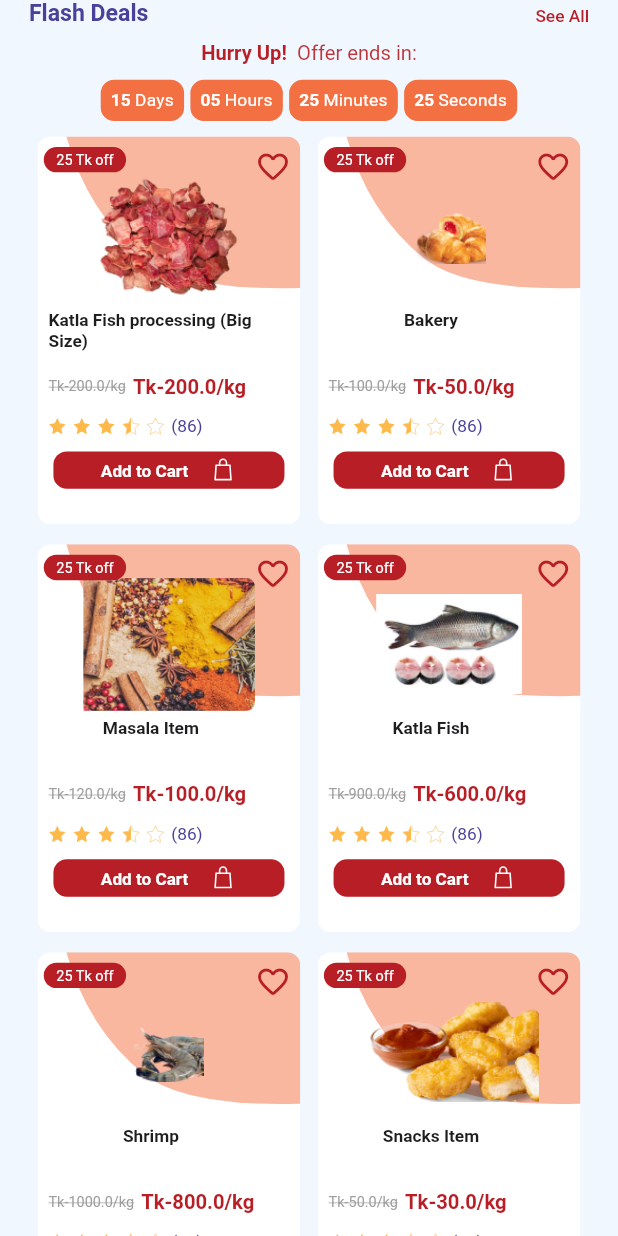
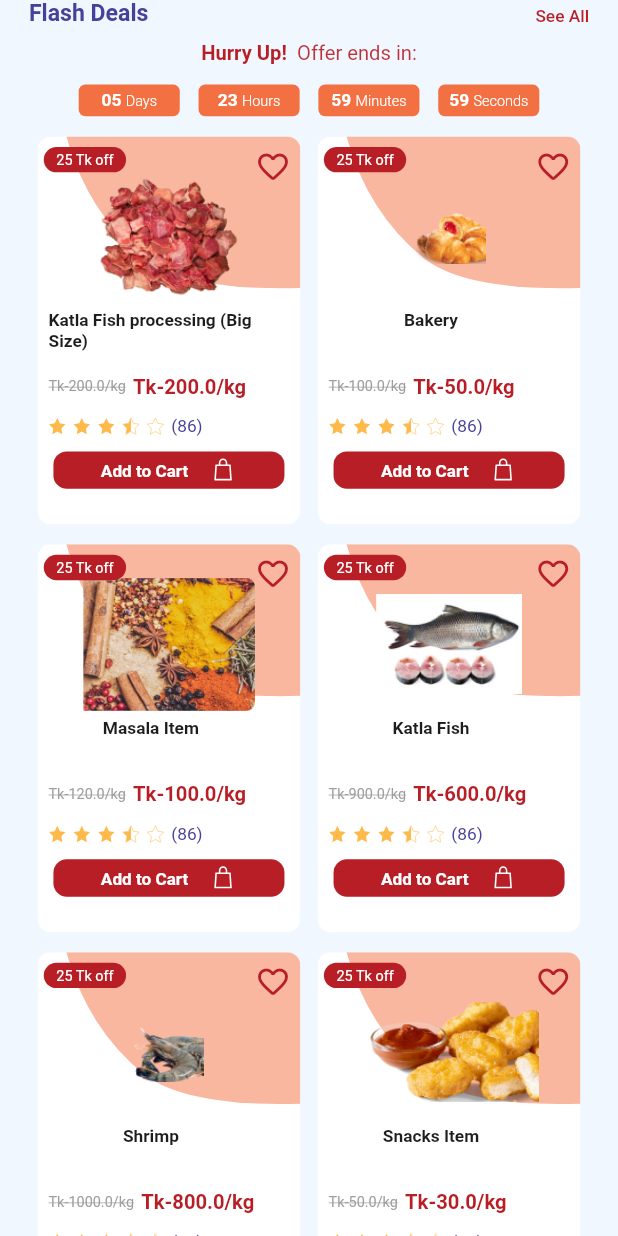
Before and after one commit to Sabuj-Kumar/ecomarce_project_masala_bazar, a Flutter app: the FlashDeals widget shown alone on an empty page, opened directly, on a phone screen of 412 x 824 dp. Run offline on Flutter 3.47's test engine with Material 2 defaults, Android fonts, the phone set to English and light mode, and no system bars; our stand-ins replace badges, carousel_slider, connectivity, fluro, flutter_otp_text_field, flutter_screenutil and 7 more; accounts and stored records are empty; generated files the repository leaves out were written again; project files that could hold a hidden picture were left out.

Commit message:
CountDown Time

```diff
--- a/lib/config/theme_config.dart
+++ b/lib/config/theme_config.dart
@@ -27,3 +27,4 @@ const categoryTileCurve = 10.0;
 const bannerTileCurve = 10.0;
 const buttonCurve = 10.0;
 const searchCurve = 10.0;
+const counterCurve = 5.0;
--- a/lib/pages/homePage/widget/flash_deals.dart
+++ b/lib/pages/homePage/widget/flash_deals.dart
@@ -1,4 +1,5 @@
 import 'package:efgecom/pages/homePage/widget/product_tile.dart';
+import 'package:efgecom/pages/notification/widget/count_down_time.dart';
 import 'package:flutter/material.dart';
 import 'package:flutter_screenutil/flutter_screenutil.dart';
 
@@ -139,42 +140,11 @@ class _FlashDealsState extends State<FlashDeals> {
           SizedBox(
             height: 10.h,
           ),
-          SizedBox(
+          Container(
             height: 34.h,
-            width: 297.w,
-            child: Row(
-                mainAxisAlignment: MainAxisAlignment.spaceEvenly,
-                children: List.generate(
-                  4,
-                  (index) => Padding(
-                    padding: EdgeInsets.symmetric(horizontal: 0.1.h),
-                    child: Container(
-                        decoration: BoxDecoration(
-                            color: offers,
-                            borderRadius: BorderRadius.circular(productTileCurve.r)),
-                        child: Padding(
-                          padding: EdgeInsets.all(7.0.w),
-                          child: RichText(
-                            text: TextSpan(children: [
-                              TextSpan(
-                                text: value[index] + " ",
-                                style: TextStyle(
-                                    color: Colors.white,
-                                    fontWeight: FontWeight.bold,
-                                    fontSize: 12.sp),
-                              ),
-                              TextSpan(
-                                text: time[index],
-                                style: TextStyle(
-                                    color: Colors.white,
-                                    fontSize: 12.sp,
-                                    letterSpacing: 0.2),
-                              ),
-                            ]),
-                          ),
-                        )),
-                  ),
-                )),
+            width: double.maxFinite,
+            //color: Colors.green,
+            child: CountDownTime()
           ),
           SizedBox(
             height: 10.h,
@@ -216,4 +186,5 @@ class _FlashDealsState extends State<FlashDeals> {
       ),
     );
   }
+
 }
--- /dev/null
+++ b/lib/pages/notification/widget/count_down_time.dart
@@ -0,0 +1,138 @@
+import 'dart:async';
+
+import 'package:flutter/cupertino.dart';
+import 'package:flutter/material.dart';
+import 'package:flutter_screenutil/flutter_screenutil.dart';
+
+import '../../../config/custom_text_style.dart';
+import '../../../config/theme_config.dart';
+
+class CountDownTime extends StatefulWidget {
+  final int? endTime;
+  const CountDownTime({Key? key, this.endTime = 1647348059}) : super(key: key);
+
+  @override/**/
+  _CountDownTimeState createState() => _CountDownTimeState();
+}
+
+class _CountDownTimeState extends State<CountDownTime> {
+  //Duration duration = Duration(days: 15);
+  late Duration duration;
+  Timer? _timer;
+  late DateTime from;
+  late DateTime to;
+  //late Duration countDownTime;
+
+  //the birthday's date
+  final currentDate = DateTime.now();
+  late Duration difference;
+
+
+
+  @override
+  void initState() {
+    super.initState();
+    final DateTime timeStamp = DateTime.fromMillisecondsSinceEpoch(widget.endTime! * 1000);
+    difference = daysBetween(currentDate, DateTime(timeStamp.year, timeStamp.month, timeStamp.day, timeStamp.hour, timeStamp.minute, timeStamp.second));
+    duration = Duration(days: difference.inDays);
+    startTimer();
+  }
+
+  Duration daysBetween(DateTime from, DateTime to) {
+    from = DateTime(from.year, from.month, from.day, from.hour, from.minute, from.second);
+    to = DateTime(to.year, to.month, to.day, to.hour, to.minute, to.second);
+    return (to.difference(from));
+  }
+
+
+  void startTimer(){
+    _timer = Timer.periodic(Duration(seconds: 1), (_) => decreaseTime());
+  }
+
+  void decreaseTime(){
+    final decreaseSecond = -1;
+    setState(() {
+      final seconds = duration.inSeconds + decreaseSecond;
+      if(seconds < 0){
+        _timer?.cancel();
+      }else {
+        duration = Duration(seconds: seconds);
+      }
+    });
+  }
+
+  String twoDigit (int n){
+    return n.toString().padLeft(2, '0');
+  }
+
+  @override
+  Widget build(BuildContext context) {
+    return Row(
+        mainAxisAlignment: MainAxisAlignment.center,
+        children: [
+          buildTimeCard(time: twoDigit(duration.inDays), header: 'Days'),
+          SizedBox(width: 13.w,),
+          buildTimeCard(time: twoDigit(duration.inHours.remainder(24)), header: 'Hours'),
+          SizedBox(width: 13.w,),
+          buildTimeCard(time: twoDigit(duration.inMinutes.remainder(60)), header: 'Minutes'),
+          SizedBox(width: 13.w,),
+          buildTimeCard(time: twoDigit(duration.inSeconds.remainder(60)), header: 'Seconds'),
+        ]
+      /*List.generate(
+                  4,
+                  (index) => Padding(
+                    padding: EdgeInsets.symmetric(horizontal: 0.1.h),
+                    child: Container(
+                        decoration: BoxDecoration(
+                            color: offers,
+                            borderRadius: BorderRadius.circular(productTileCurve.r)),
+                        child: Padding(
+                          padding: EdgeInsets.all(7.0.w),
+                          child: RichText(
+                            text: TextSpan(children: [
+                              TextSpan(
+                                text: value[index] + " ",
+                                style: TextStyle(
+                                    color: Colors.white,
+                                    fontWeight: FontWeight.bold,
+                                    fontSize: 12.sp),
+                              ),
+                              TextSpan(
+                                text: time[index],
+                                style: TextStyle(
+                                    color: Colors.white,
+                                    fontSize: 12.sp,
+                                    letterSpacing: 0.2),
+                              ),
+                            ]),
+                          ),
+                        )),
+                  ),
+                )*/
+    );
+  }
+
+  Widget buildTimeCard({required String time, required String header}) {
+    return Container(
+      padding: EdgeInsets.symmetric(vertical: 4.h),
+      width: 70.w,
+      decoration: BoxDecoration(
+          color: offers,
+          borderRadius: BorderRadius.circular(counterCurve.r)
+      ),
+      child: Row(
+        mainAxisAlignment: MainAxisAlignment.center,
+        children: [
+          Text(
+            time, style: CustomTextStyle.bodySmall(context).copyWith(color: Colors.white),
+          ),
+          SizedBox(width: 3.w,),
+          Text(
+            header, style: CustomTextStyle.linkText(context).copyWith(color: Colors.white, fontWeight: FontWeight.w300),
+          ),
+
+        ],
+      ),
+    );
+  }
+}
--- a/pubspec.yaml
+++ b/pubspec.yaml
@@ -68,6 +68,7 @@ dev_dependencies:
   build_runner:
   build_web_compilers:
   badges: ^2.0.2
+  flutter_countdown_timer: ^4.1.0
   flutter_test:
     sdk: flutter
 
```
Also changed, not shown: pubspec.lock.
